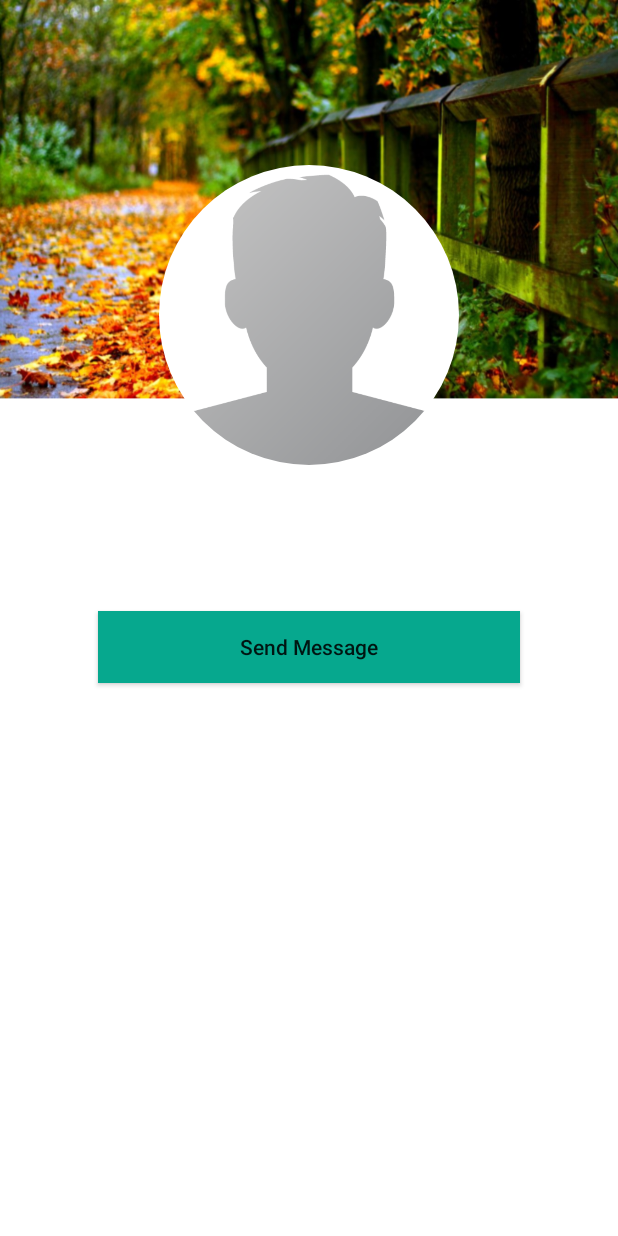
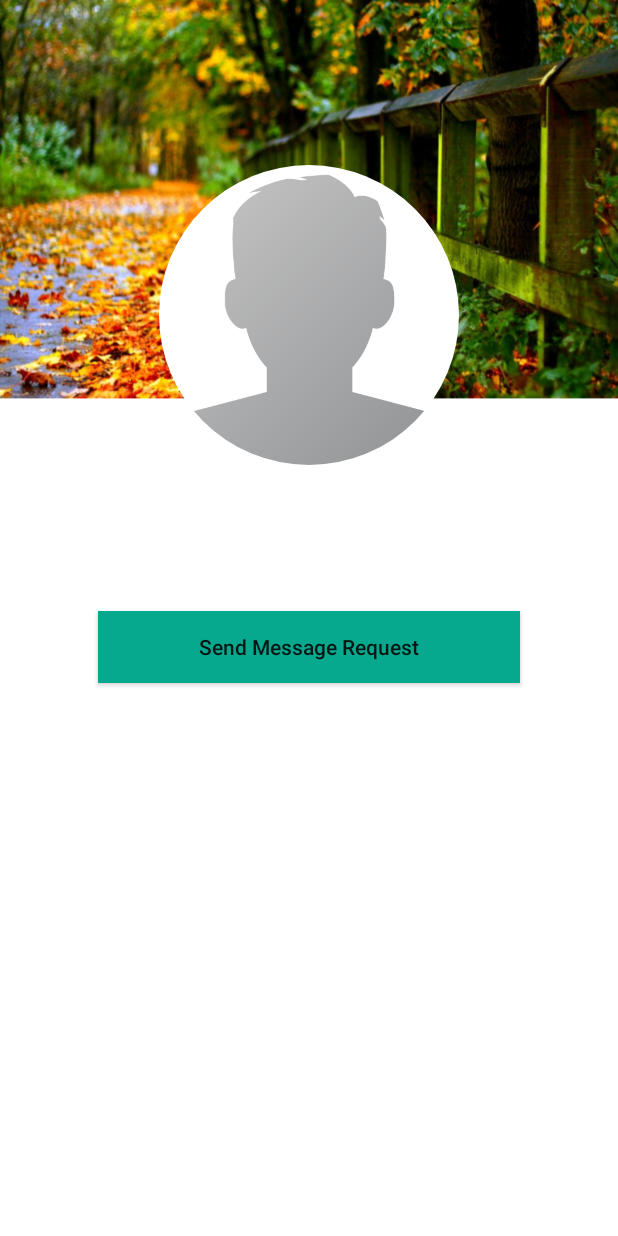
Before and after one commit to Rohitn697/ChatApp, an Android app: the profileActivity screen opened directly, with no data from a screen before it, on a phone screen of 412 x 824 dp. Run offline under Robolectric (Android 15) with nearby library versions, the phone set to English and light mode, and no system bars; our stand-ins replace CircleImageView, Firebase (no records; nobody signed in at launch, a user with empty details on screens opened directly), Picasso; 3 statements that could not run were skipped.

Commit message:
users can now send chat request to other people using the app

```diff
--- a/app/src/main/java/com/example/chatapp/profileActivity.java
+++ b/app/src/main/java/com/example/chatapp/profileActivity.java
@@ -4,10 +4,14 @@ import androidx.annotation.NonNull;
 import androidx.appcompat.app.AppCompatActivity;
 
 import android.os.Bundle;
+import android.view.View;
 import android.widget.Button;
 import android.widget.TextView;
 import android.widget.Toast;
 
+import com.google.android.gms.tasks.OnCompleteListener;
+import com.google.android.gms.tasks.Task;
+import com.google.firebase.auth.FirebaseAuth;
 import com.google.firebase.database.DataSnapshot;
 import com.google.firebase.database.DatabaseError;
 import com.google.firebase.database.DatabaseReference;
@@ -18,17 +22,21 @@ import com.squareup.picasso.Picasso;
 import de.hdodenhof.circleimageview.CircleImageView;
 
 public class profileActivity extends AppCompatActivity {
-    private String receiverUserID;
+    private String receiverUserID,currentState,currentUserID,receiverName;
     private CircleImageView visitorProfilePic;
     private TextView username,status;
     private Button sendRequest;
-    private DatabaseReference ref;
+    private DatabaseReference ref,chatReqRef;
+    FirebaseAuth mAuth;
     @Override
     protected void onCreate(Bundle savedInstanceState) {
         super.onCreate(savedInstanceState);
         setContentView(R.layout.activity_profile);
         receiverUserID = getIntent().getExtras().get("visited_uid").toString();
         ref = FirebaseDatabase.getInstance().getReference().child("Users");
+        chatReqRef=FirebaseDatabase.getInstance().getReference().child("Chat Request");
+        mAuth = FirebaseAuth.getInstance();
+        currentUserID = mAuth.getCurrentUser().getUid();
         initialise();
         retrieveInfo();
     }
@@ -38,6 +46,7 @@ public class profileActivity extends AppCompatActivity {
         username = (TextView) findViewById(R.id.visited_username);
         status = (TextView) findViewById(R.id.visited_status);
         sendRequest = (Button) findViewById(R.id.sendRequest);
+        currentState = "new";
     }
     private void retrieveInfo() {
     ref.child(receiverUserID).addValueEventListener(new ValueEventListener() {
@@ -51,6 +60,8 @@ public class profileActivity extends AppCompatActivity {
                 Picasso.get().load(userImage).placeholder(R.drawable.profile_image).into(visitorProfilePic);
                 username.setText(userName);
                 status.setText(userStatus);
+                receiverName=userName;
+                manageRequest();
             }
             else {
 
@@ -59,6 +70,8 @@ public class profileActivity extends AppCompatActivity {
 
                 username.setText(userName);
                 status.setText(userStatus);
+
+                manageRequest();
             }
         }
 
@@ -68,4 +81,58 @@ public class profileActivity extends AppCompatActivity {
         }
     });
     }
+
+    private void manageRequest() {
+        chatReqRef.child(currentUserID).addValueEventListener(new ValueEventListener() {
+            @Override
+            public void onDataChange(@NonNull DataSnapshot snapshot) {
+            if (snapshot.hasChild(receiverUserID)){
+                 String request_type = snapshot.child(receiverUserID).child("request_type").getValue().toString();
+                 if (request_type.equals("sent")){
+                     currentState="request_sent";
+                     sendRequest.setText("Cancel Message Request");
+                 }
+            }
+            }
+
+            @Override
+            public void onCancelled(@NonNull DatabaseError error) {
+
+            }
+        });
+        if (!currentUserID.equals(receiverUserID)){
+            sendRequest.setOnClickListener(new View.OnClickListener() {
+                @Override
+                public void onClick(View view) {
+                    sendRequest.setEnabled(false);
+                    if (currentState.equals("new"))
+                    {
+                        Toast.makeText(profileActivity.this, "Message request has been sent to "+ receiverName , Toast.LENGTH_SHORT).show();
+                        sendChatRequest();
+                    }
+                }
+            });
+        }
+        else {
+            sendRequest.setVisibility(View.INVISIBLE);
+        }
+    }
+
+    private void sendChatRequest() {
+        chatReqRef.child(currentUserID).child(receiverUserID).child("request_type").setValue("sent").addOnCompleteListener(new OnCompleteListener<Void>() {
+            @Override
+            public void onComplete(@NonNull Task<Void> task) {
+            if (task.isSuccessful()){
+                chatReqRef.child(receiverUserID).child(currentUserID).child("request_type").setValue("received").addOnCompleteListener(new OnCompleteListener<Void>() {
+                    @Override
+                    public void onComplete(@NonNull Task<Void> task) {
+                        sendRequest.setEnabled(true);
+                        currentState="request_sent";
+                        sendRequest.setText("Cancel Message Request");
+                    }
+                });
+            }
+            }
+        });
+    }
 }
--- a/app/src/main/res/layout/activity_profile.xml
+++ b/app/src/main/res/layout/activity_profile.xml
@@ -52,7 +52,7 @@
         android:layout_marginLeft="65dp"
         android:layout_marginRight="65dp"
         android:background="@drawable/buttons"
-        android:text="Send Message"
+        android:text="Send Message Request"
         android:textAllCaps="false"
         />
 </RelativeLayout>
```
